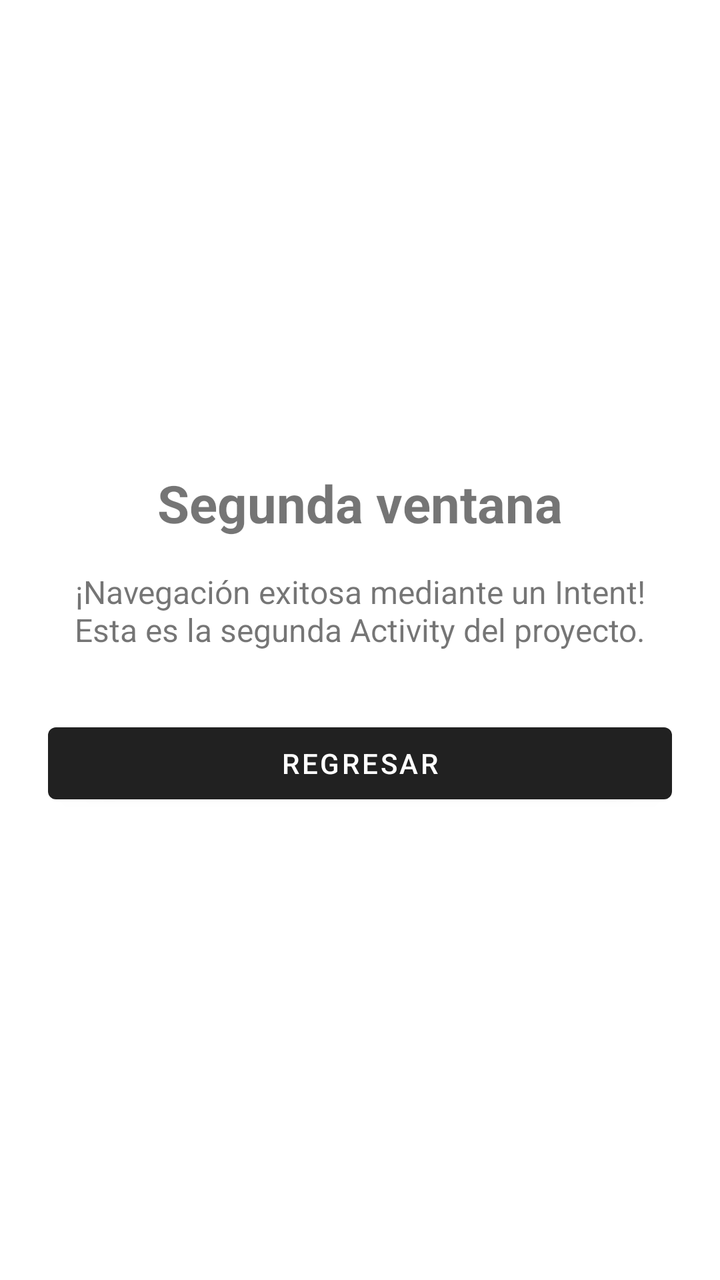
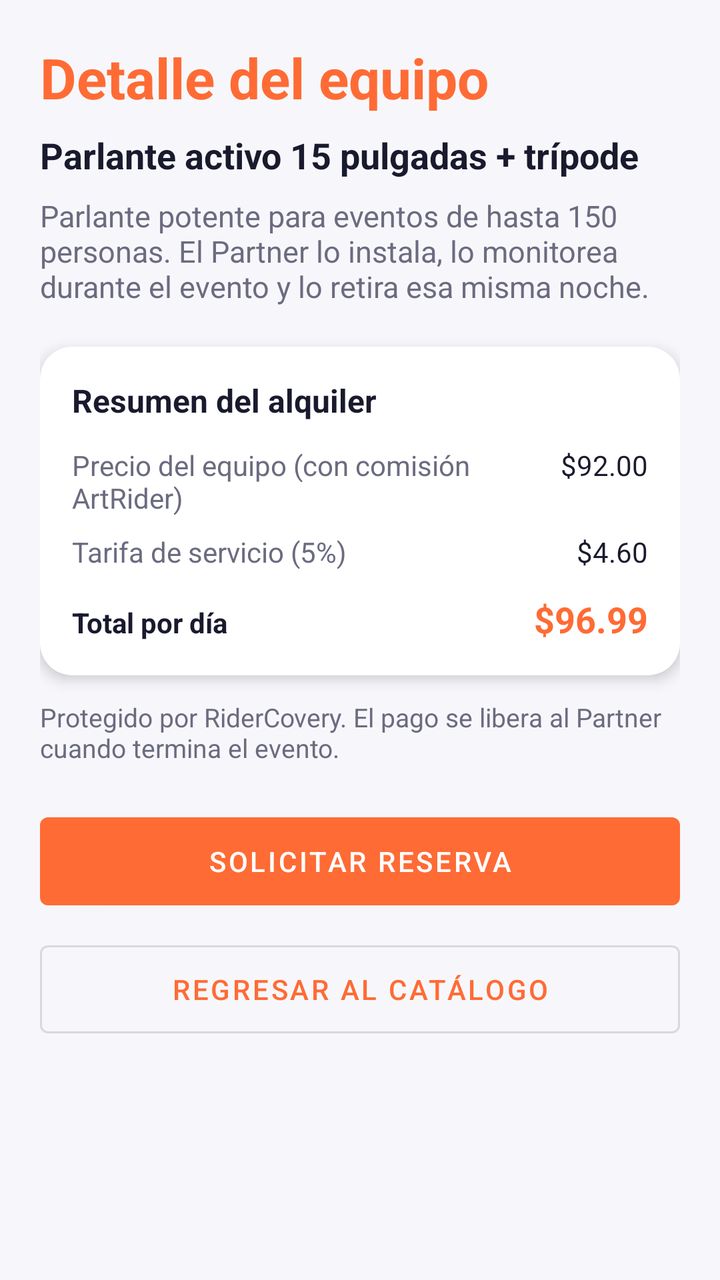

An Android layout rendered at two revisions. The XML below is the earlier revision; the diff shows what the commit changed to produce the second picture.
<!-- AndroidManifest.xml: application theme Theme.ActividadB1 -->
<!-- res/layout/activity_second.xml -->
<?xml version="1.0" encoding="utf-8"?>
<LinearLayout
    xmlns:android="http://schemas.android.com/apk/res/android"
    android:layout_width="match_parent"
    android:layout_height="match_parent"
    android:orientation="vertical"
    android:gravity="center"
    android:padding="24dp">

    <TextView
        android:id="@+id/tv_titulo2"
        android:layout_width="wrap_content"
        android:layout_height="wrap_content"
        android:text="@string/titulo_second"
        android:textSize="26sp"
        android:textStyle="bold" />

    <TextView
        android:id="@+id/tv_descripcion2"
        android:layout_width="wrap_content"
        android:layout_height="wrap_content"
        android:layout_marginTop="16dp"
        android:gravity="center"
        android:text="@string/descripcion_second"
        android:textSize="16sp" />

    <Button
        android:id="@+id/btn_regresar"
        android:layout_width="match_parent"
        android:layout_height="wrap_content"
        android:layout_marginTop="32dp"
        android:text="@string/btn_regresar" />
</LinearLayout>
<!-- resources referenced by this layout -->
<resources>
  <string name="btn_regresar">Regresar</string>
  <string name="descripcion_second">¡Navegación exitosa mediante un Intent! Esta es la segunda Activity del proyecto.</string>
  <string name="titulo_second">Segunda ventana</string>
  <style name="Theme.ActividadB1" parent="Theme.MaterialComponents.DayNight.DarkActionBar" />
</resources>

<!-- the commit's change to res/layout/activity_second.xml (unified diff, before → after) -->
@@ -1,33 +1,147 @@
 <?xml version="1.0" encoding="utf-8"?>
-<LinearLayout
+<ScrollView
     xmlns:android="http://schemas.android.com/apk/res/android"
+    xmlns:app="http://schemas.android.com/apk/res-auto"
     android:layout_width="match_parent"
     android:layout_height="match_parent"
-    android:orientation="vertical"
-    android:gravity="center"
-    android:padding="24dp">
+    android:fillViewport="true">
 
-    <TextView
-        android:id="@+id/tv_titulo2"
-        android:layout_width="wrap_content"
-        android:layout_height="wrap_content"
-        android:text="@string/titulo_second"
-        android:textSize="26sp"
-        android:textStyle="bold" />
-
-    <TextView
-        android:id="@+id/tv_descripcion2"
-        android:layout_width="wrap_content"
-        android:layout_height="wrap_content"
-        android:layout_marginTop="16dp"
-        android:gravity="center"
-        android:text="@string/descripcion_second"
-        android:textSize="16sp" />
-
-    <Button
-        android:id="@+id/btn_regresar"
+    <LinearLayout
         android:layout_width="match_parent"
         android:layout_height="wrap_content"
-        android:layout_marginTop="32dp"
-        android:text="@string/btn_regresar" />
-</LinearLayout>
+        android:orientation="vertical"
+        android:padding="20dp">
+
+        <TextView
+            android:id="@+id/tv_titulo2"
+            android:layout_width="match_parent"
+            android:layout_height="wrap_content"
+            android:text="@string/titulo_second"
+            android:textColor="@color/art_primary"
+            android:textSize="28sp"
+            android:textStyle="bold" />
+
+        <TextView
+            android:layout_width="match_parent"
+            android:layout_height="wrap_content"
+            android:layout_marginTop="8dp"
+            android:text="@string/equipo_nombre"
+            android:textColor="@color/art_dark"
+            android:textSize="18sp"
+            android:textStyle="bold" />
+
+        <TextView
+            android:id="@+id/tv_descripcion2"
+            android:layout_width="match_parent"
+            android:layout_height="wrap_content"
+            android:layout_marginTop="8dp"
+            android:text="@string/descripcion_second"
+            android:textColor="@color/art_muted"
+            android:textSize="15sp" />
+
+        
+        <com.google.android.material.card.MaterialCardView
+            android:layout_width="match_parent"
+            android:layout_height="wrap_content"
+            android:layout_marginTop="20dp"
+            app:cardBackgroundColor="@color/art_card"
+            app:cardCornerRadius="16dp"
+            app:cardElevation="4dp">
+
+            <LinearLayout
+                android:layout_width="match_parent"
+                android:layout_height="wrap_content"
+                android:orientation="vertical"
+                android:padding="16dp">
+
+                <TextView
+                    android:layout_width="match_parent"
+                    android:layout_height="wrap_content"
+                    android:text="@string/desglose_titulo"
+                    android:textColor="@color/art_dark"
+                    android:textSize="16sp"
+                    android:textStyle="bold" />
+
+                <LinearLayout
+                    android:layout_width="match_parent"
+                    android:layout_height="wrap_content"
+                    android:layout_marginTop="12dp"
+                    android:orientation="horizontal">
+                    <TextView
+                        android:layout_width="0dp"
+                        android:layout_height="wrap_content"
+                        android:layout_weight="1"
+                        android:text="@string/desglose_base"
+                        android:textColor="@color/art_muted" />
+                    <TextView
+                        android:layout_width="wrap_content"
+                        android:layout_height="wrap_content"
+                        android:text="@string/desglose_base_valor"
+                        android:textColor="@color/art_dark" />
+                </LinearLayout>
+
+                <LinearLayout
+                    android:layout_width="match_parent"
+                    android:layout_height="wrap_content"
+                    android:layout_marginTop="8dp"
+                    android:orientation="horizontal">
+                    <TextView
+                        android:layout_width="0dp"
+                        android:layout_height="wrap_content"
+                        android:layout_weight="1"
+                        android:text="@string/desglose_servicio"
+                        android:textColor="@color/art_muted" />
+                    <TextView
+                        android:layout_width="wrap_content"
+                        android:layout_height="wrap_content"
+                        android:text="@string/desglose_servicio_valor"
+                        android:textColor="@color/art_dark" />
+                </LinearLayout>
+
+                <LinearLayout
+                    android:layout_width="match_parent"
+                    android:layout_height="wrap_content"
+                    android:layout_marginTop="12dp"
+                    android:orientation="horizontal">
+                    <TextView
+                        android:layout_width="0dp"
+                        android:layout_height="wrap_content"
+                        android:layout_weight="1"
+                        android:text="@string/desglose_total"
+                        android:textColor="@color/art_dark"
+                        android:textStyle="bold" />
+                    <TextView
+                        android:layout_width="wrap_content"
+                        android:layout_height="wrap_content"
+                        android:text="@string/desglose_total_valor"
+                        android:textColor="@color/art_primary"
+                        android:textSize="18sp"
+                        android:textStyle="bold" />
+                </LinearLayout>
+            </LinearLayout>
+        </com.google.android.material.card.MaterialCardView>
+
+        <TextView
+            android:layout_width="match_parent"
+            android:layout_height="wrap_content"
+            android:layout_marginTop="12dp"
+            android:text="@string/proteccion"
+            android:textColor="@color/art_muted"
+            android:textSize="13sp" />
+
+        <Button
+            android:id="@+id/btn_reservar"
+            android:layout_width="match_parent"
+            android:layout_height="56dp"
+            android:layout_marginTop="20dp"
+            android:text="@string/btn_reservar" />
+
+        <Button
+            android:id="@+id/btn_regresar"
+            style="@style/Widget.MaterialComponents.Button.OutlinedButton"
+            android:layout_width="match_parent"
+            android:layout_height="56dp"
+            android:layout_marginTop="8dp"
+            android:text="@string/btn_regresar" />
+    </LinearLayout>
+</ScrollView>
<!-- resource entries referenced after the edit -->
@@ -1,8 +1,29 @@
 <!-- resources referenced by this layout -->
 <resources>
-  <string name="btn_regresar">Regresar</string>
-  <string name="descripcion_second">¡Navegación exitosa mediante un Intent! Esta es la segunda Activity del proyecto.</string>
-  <string name="titulo_second">Segunda ventana</string>
-  <style name="Theme.ActividadB1" parent="Theme.MaterialComponents.DayNight.DarkActionBar" />
+  <color name="art_card">#FFFFFF</color>
+  <color name="art_dark">#1A1A2E</color>
+  <color name="art_muted">#6B6B80</color>
+  <color name="art_primary">#FF6B35</color>
+  <string name="btn_regresar">Regresar al catálogo</string>
+  <string name="btn_reservar">Solicitar reserva</string>
+  <string name="descripcion_second">Parlante potente para eventos de hasta 150 personas. El Partner lo instala, lo monitorea durante el evento y lo retira esa misma noche.</string>
+  <string name="desglose_base">Precio del equipo (con comisión ArtRider)</string>
+  <string name="desglose_base_valor">$92.00</string>
+  <string name="desglose_servicio">Tarifa de servicio (5%)</string>
+  <string name="desglose_servicio_valor">$4.60</string>
+  <string name="desglose_titulo">Resumen del alquiler</string>
+  <string name="desglose_total">Total por día</string>
+  <string name="desglose_total_valor">$96.99</string>
+  <string name="equipo_nombre">Parlante activo 15 pulgadas + trípode</string>
+  <string name="proteccion">Protegido por RiderCovery. El pago se libera al Partner cuando termina el evento.</string>
+  <string name="titulo_second">Detalle del equipo</string>
+  <style name="Theme.ActividadB1" parent="Theme.MaterialComponents.Light.NoActionBar">
+          <item name="colorPrimary">@color/art_primary</item>
+          <item name="colorOnPrimary">@android:color/white</item>
+          <item name="colorPrimaryDark">@color/art_dark</item>
+          <item name="android:windowBackground">@color/art_bg</item>
+          <item name="android:statusBarColor">@color/art_dark</item>
+      </style>
+  <color name="art_bg">#F7F7FB</color>
 </resources>
 
